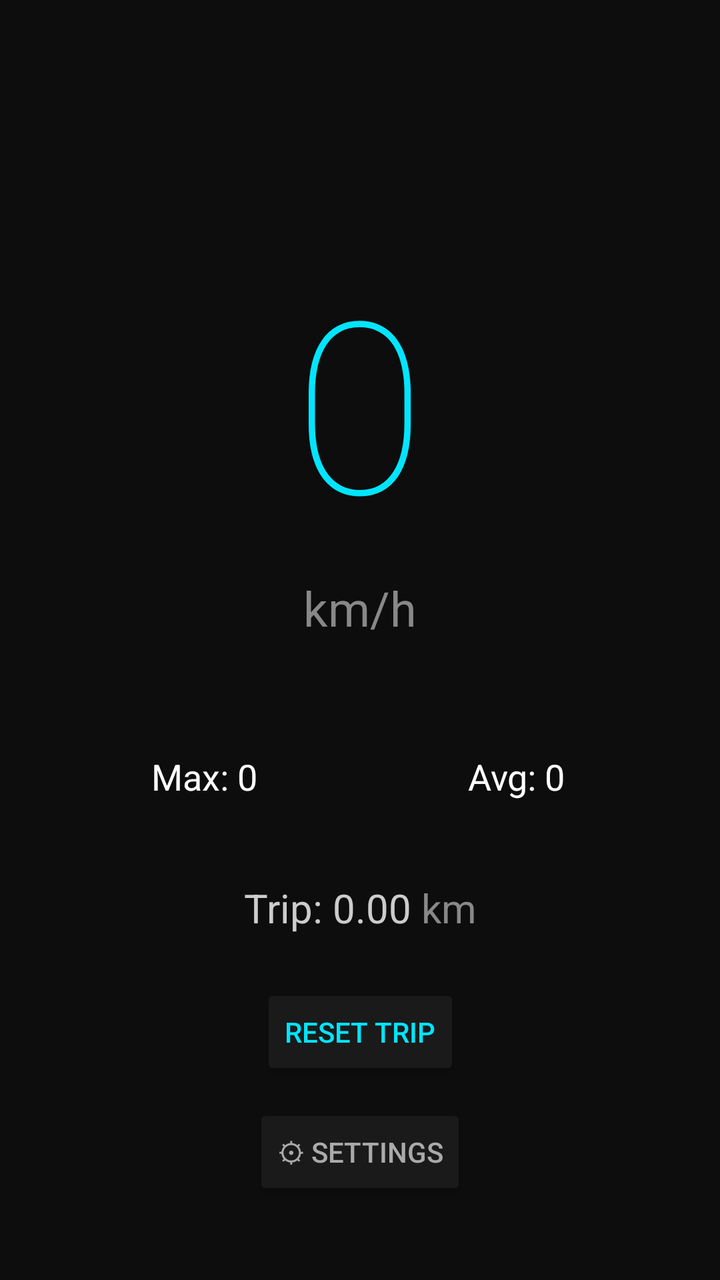
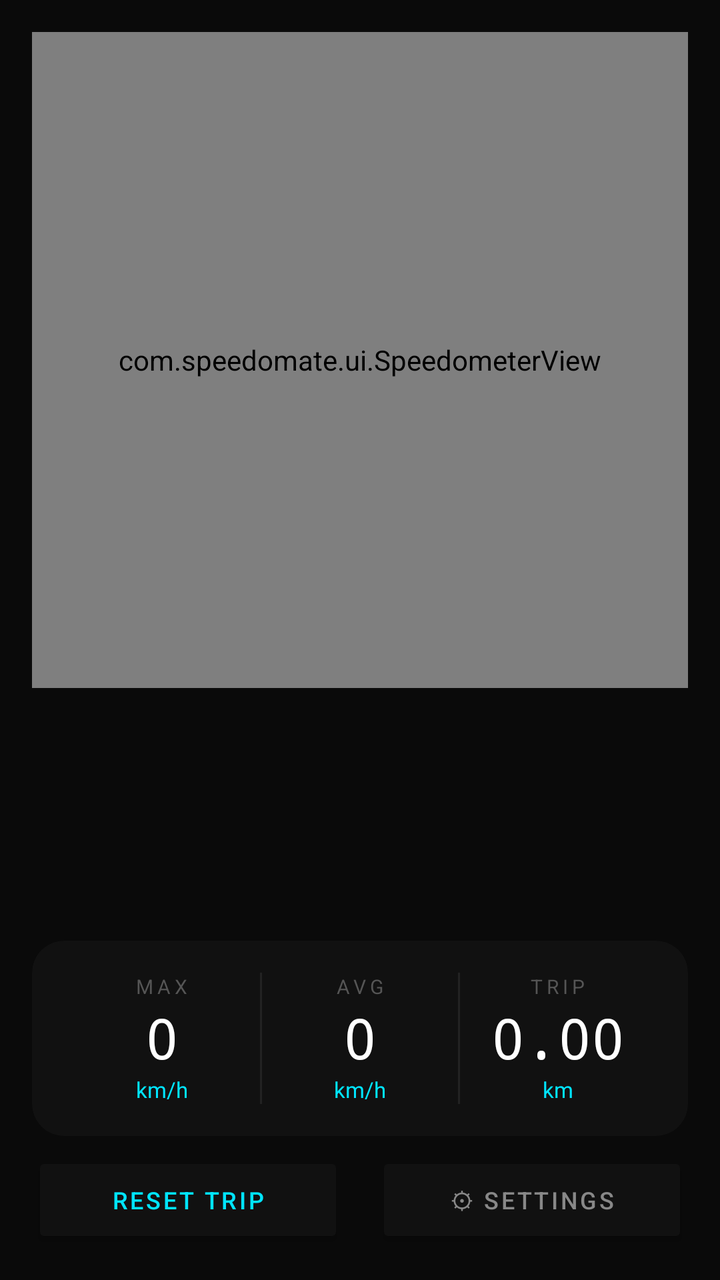

The first picture is an Android layout as it rendered before a commit; the second is the same layout after the commit. The layout source and the unified diff follow.
<!-- AndroidManifest.xml: application theme Theme.AppCompat.DayNight.NoActionBar -->
<!-- res/layout/activity_main.xml -->
<?xml version="1.0" encoding="utf-8"?>
<androidx.constraintlayout.widget.ConstraintLayout
        xmlns:android="http://schemas.android.com/apk/res/android"
        xmlns:app="http://schemas.android.com/apk/res-auto"
        android:layout_width="match_parent"
        android:layout_height="match_parent"
        android:background="#0D0D0D">

    <TextView
            android:id="@+id/tvSpeed"
            android:layout_width="wrap_content"
            android:layout_height="wrap_content"
            android:text="0"
            android:textSize="120sp"
            android:textColor="#00E5FF"
            android:fontFamily="sans-serif-thin"
            app:layout_constraintTop_toTopOf="parent"
            app:layout_constraintStart_toStartOf="parent"
            app:layout_constraintEnd_toEndOf="parent"
            app:layout_constraintBottom_toBottomOf="parent"
            app:layout_constraintVertical_bias="0.25"/>

    <TextView
            android:id="@+id/tvUnit"
            android:layout_width="wrap_content"
            android:layout_height="wrap_content"
            android:text="km/h"
            android:textSize="24sp"
            android:textColor="#888888"
            android:layout_marginTop="8dp"
            app:layout_constraintTop_toBottomOf="@id/tvSpeed"
            app:layout_constraintStart_toStartOf="parent"
            app:layout_constraintEnd_toEndOf="parent"/>

    <LinearLayout
            android:id="@+id/statsRow"
            android:layout_width="match_parent"
            android:layout_height="wrap_content"
            android:orientation="horizontal"
            android:gravity="center"
            android:padding="24dp"
            android:layout_marginTop="32dp"
            app:layout_constraintTop_toBottomOf="@id/tvUnit"
            app:layout_constraintStart_toStartOf="parent"
            app:layout_constraintEnd_toEndOf="parent">

        <TextView
                android:id="@+id/tvMaxSpeed"
                android:layout_width="0dp"
                android:layout_height="wrap_content"
                android:layout_weight="1"
                android:text="Max: 0"
                android:textColor="#FFFFFF"
                android:textSize="18sp"
                android:gravity="center"/>

        <TextView
                android:id="@+id/tvAvgSpeed"
                android:layout_width="0dp"
                android:layout_height="wrap_content"
                android:layout_weight="1"
                android:text="Avg: 0"
                android:textColor="#FFFFFF"
                android:textSize="18sp"
                android:gravity="center"/>

    </LinearLayout>

    <LinearLayout
            android:id="@+id/tripRow"
            android:layout_width="wrap_content"
            android:layout_height="wrap_content"
            android:orientation="horizontal"
            android:layout_marginTop="16dp"
            app:layout_constraintTop_toBottomOf="@id/statsRow"
            app:layout_constraintStart_toStartOf="parent"
            app:layout_constraintEnd_toEndOf="parent">

        <TextView
                android:id="@+id/tvTrip"
                android:layout_width="wrap_content"
                android:layout_height="wrap_content"
                android:text="Trip: 0.00"
                android:textSize="20sp"
                android:textColor="#CCCCCC"/>

        <TextView
                android:id="@+id/tvTripUnit"
                android:layout_width="wrap_content"
                android:layout_height="wrap_content"
                android:text=" km"
                android:textSize="20sp"
                android:textColor="#888888"/>

    </LinearLayout>

    <Button
            android:id="@+id/btnResetTrip"
            android:layout_width="wrap_content"
            android:layout_height="wrap_content"
            android:text="Reset Trip"
            android:backgroundTint="#1A1A1A"
            android:textColor="#00E5FF"
            android:layout_marginBottom="100dp"
            app:layout_constraintBottom_toBottomOf="parent"
            app:layout_constraintStart_toStartOf="parent"
            app:layout_constraintEnd_toEndOf="parent"/>

    <Button
            android:id="@+id/btnSettings"
            android:layout_width="wrap_content"
            android:layout_height="wrap_content"
            android:text="⚙ Settings"
            android:backgroundTint="#1A1A1A"
            android:textColor="#AAAAAA"
            android:layout_marginBottom="40dp"
            app:layout_constraintBottom_toBottomOf="parent"
            app:layout_constraintStart_toStartOf="parent"
            app:layout_constraintEnd_toEndOf="parent"/>

</androidx.constraintlayout.widget.ConstraintLayout>
<!-- resources referenced by this layout -->
<resources>

</resources>

<!-- the commit's change to res/layout/activity_main.xml (unified diff, before → after) -->
@@ -4,118 +4,202 @@
         xmlns:app="http://schemas.android.com/apk/res-auto"
         android:layout_width="match_parent"
         android:layout_height="match_parent"
-        android:background="#0D0D0D">
-
-    <TextView
-            android:id="@+id/tvSpeed"
-            android:layout_width="wrap_content"
-            android:layout_height="wrap_content"
-            android:text="0"
-            android:textSize="120sp"
-            android:textColor="#00E5FF"
-            android:fontFamily="sans-serif-thin"
+        android:background="#0A0A0A">
+
+    
+    <com.speedomate.ui.SpeedometerView
+            android:id="@+id/speedometerView"
+            android:layout_width="0dp"
+            android:layout_height="0dp"
+            android:layout_margin="16dp"
             app:layout_constraintTop_toTopOf="parent"
             app:layout_constraintStart_toStartOf="parent"
             app:layout_constraintEnd_toEndOf="parent"
-            app:layout_constraintBottom_toBottomOf="parent"
-            app:layout_constraintVertical_bias="0.25"/>
-
-    <TextView
-            android:id="@+id/tvUnit"
-            android:layout_width="wrap_content"
+            app:layout_constraintDimensionRatio="1:1"
+            app:layout_constraintVertical_bias="0.0"
+            app:layout_constraintBottom_toTopOf="@id/statsCard"/>
+
+    
+    <androidx.cardview.widget.CardView
+            android:id="@+id/statsCard"
+            android:layout_width="0dp"
             android:layout_height="wrap_content"
-            android:text="km/h"
-            android:textSize="24sp"
-            android:textColor="#888888"
-            android:layout_marginTop="8dp"
-            app:layout_constraintTop_toBottomOf="@id/tvSpeed"
+            android:layout_marginStart="16dp"
+            android:layout_marginEnd="16dp"
+            android:layout_marginBottom="8dp"
+            app:cardBackgroundColor="#111111"
+            app:cardCornerRadius="16dp"
+            app:cardElevation="0dp"
+            app:layout_constraintBottom_toTopOf="@id/btnRow"
             app:layout_constraintStart_toStartOf="parent"
-            app:layout_constraintEnd_toEndOf="parent"/>
-
+            app:layout_constraintEnd_toEndOf="parent">
+
+        <LinearLayout
+                android:layout_width="match_parent"
+                android:layout_height="wrap_content"
+                android:orientation="vertical"
+                android:padding="16dp">
+
+            
+            <LinearLayout
+                    android:layout_width="match_parent"
+                    android:layout_height="wrap_content"
+                    android:orientation="horizontal">
+
+                
+                <LinearLayout
+                        android:layout_width="0dp"
+                        android:layout_height="wrap_content"
+                        android:layout_weight="1"
+                        android:orientation="vertical"
+                        android:gravity="center">
+
+                    <TextView
+                            android:layout_width="wrap_content"
+                            android:layout_height="wrap_content"
+                            android:text="MAX"
+                            android:textSize="10sp"
+                            android:textColor="#555555"
+                            android:letterSpacing="0.2"/>
+
+                    <TextView
+                            android:id="@+id/tvMaxSpeed"
+                            android:layout_width="wrap_content"
+                            android:layout_height="wrap_content"
+                            android:text="0"
+                            android:textSize="28sp"
+                            android:textColor="#FFFFFF"
+                            android:fontFamily="monospace"/>
+
+                    <TextView
+                            android:id="@+id/tvMaxUnit"
+                            android:layout_width="wrap_content"
+                            android:layout_height="wrap_content"
+                            android:text="km/h"
+                            android:textSize="11sp"
+                            android:textColor="#00E5FF"/>
+                </LinearLayout>
+
+                
+                <View
+                        android:layout_width="1dp"
+                        android:layout_height="match_parent"
+                        android:background="#222222"/>
+
+                
+                <LinearLayout
+                        android:layout_width="0dp"
+                        android:layout_height="wrap_content"
+                        android:layout_weight="1"
+                        android:orientation="vertical"
+                        android:gravity="center">
+
+                    <TextView
+                            android:layout_width="wrap_content"
+                            android:layout_height="wrap_content"
+                            android:text="AVG"
+                            android:textSize="10sp"
+                            android:textColor="#555555"
+                            android:letterSpacing="0.2"/>
+
+                    <TextView
+                            android:id="@+id/tvAvgSpeed"
+                            android:layout_width="wrap_content"
+                            android:layout_height="wrap_content"
+                            android:text="0"
+                            android:textSize="28sp"
+                            android:textColor="#FFFFFF"
+                            android:fontFamily="monospace"/>
+
+                    <TextView
+                            android:id="@+id/tvAvgUnit"
+                            android:layout_width="wrap_content"
+                            android:layout_height="wrap_content"
+                            android:text="km/h"
+                            android:textSize="11sp"
+                            android:textColor="#00E5FF"/>
+                </LinearLayout>
+
+                
+                <View
+                        android:layout_width="1dp"
+                        android:layout_height="match_parent"
+                        android:background="#222222"/>
+
+                
+                <LinearLayout
+                        android:layout_width="0dp"
+                        android:layout_height="wrap_content"
+                        android:layout_weight="1"
+                        android:orientation="vertical"
+                        android:gravity="center">
+
+                    <TextView
+                            android:layout_width="wrap_content"
+                            android:layout_height="wrap_content"
+                            android:text="TRIP"
+                            android:textSize="10sp"
+                            android:textColor="#555555"
+                            android:letterSpacing="0.2"/>
+
+                    <TextView
+                            android:id="@+id/tvTrip"
+                            android:layout_width="wrap_content"
+                            android:layout_height="wrap_content"
+                            android:text="0.00"
+                            android:textSize="28sp"
+                            android:textColor="#FFFFFF"
+                            android:fontFamily="monospace"/>
+
+                    <TextView
+                            android:id="@+id/tvTripUnit"
+                            android:layout_width="wrap_content"
+                            android:layout_height="wrap_content"
+                            android:text="km"
+                            android:textSize="11sp"
+                            android:textColor="#00E5FF"/>
+                </LinearLayout>
+            </LinearLayout>
+        </LinearLayout>
+    </androidx.cardview.widget.CardView>
+
+    
     <LinearLayout
-            android:id="@+id/statsRow"
-            android:layout_width="match_parent"
+            android:id="@+id/btnRow"
+            android:layout_width="0dp"
             android:layout_height="wrap_content"
             android:orientation="horizontal"
-            android:gravity="center"
-            android:padding="24dp"
-            android:layout_marginTop="32dp"
-            app:layout_constraintTop_toBottomOf="@id/tvUnit"
+            android:layout_marginStart="16dp"
+            android:layout_marginEnd="16dp"
+            android:layout_marginBottom="16dp"
+            app:layout_constraintBottom_toBottomOf="parent"
             app:layout_constraintStart_toStartOf="parent"
             app:layout_constraintEnd_toEndOf="parent">
 
-        <TextView
-                android:id="@+id/tvMaxSpeed"
+        <Button
+                android:id="@+id/btnResetTrip"
                 android:layout_width="0dp"
-                android:layout_height="wrap_content"
+                android:layout_height="48dp"
                 android:layout_weight="1"
-                android:text="Max: 0"
-                android:textColor="#FFFFFF"
-                android:textSize="18sp"
-                android:gravity="center"/>
-
-        <TextView
-                android:id="@+id/tvAvgSpeed"
+                android:layout_marginEnd="8dp"
+                android:text="RESET TRIP"
+                android:textSize="12sp"
+                android:letterSpacing="0.1"
+                android:backgroundTint="#111111"
+                android:textColor="#00E5FF"/>
+
+        <Button
+                android:id="@+id/btnSettings"
                 android:layout_width="0dp"
-                android:layout_height="wrap_content"
+                android:layout_height="48dp"
                 android:layout_weight="1"
-                android:text="Avg: 0"
-                android:textColor="#FFFFFF"
-                android:textSize="18sp"
-                android:gravity="center"/>
+                android:layout_marginStart="8dp"
+                android:text="⚙ SETTINGS"
+                android:textSize="12sp"
+                android:letterSpacing="0.1"
+                android:backgroundTint="#111111"
+                android:textColor="#888888"/>
 
     </LinearLayout>
 
-    <LinearLayout
-            android:id="@+id/tripRow"
-            android:layout_width="wrap_content"
-            android:layout_height="wrap_content"
-            android:orientation="horizontal"
-            android:layout_marginTop="16dp"
-            app:layout_constraintTop_toBottomOf="@id/statsRow"
-            app:layout_constraintStart_toStartOf="parent"
-            app:layout_constraintEnd_toEndOf="parent">
-
-        <TextView
-                android:id="@+id/tvTrip"
-                android:layout_width="wrap_content"
-                android:layout_height="wrap_content"
-                android:text="Trip: 0.00"
-                android:textSize="20sp"
-                android:textColor="#CCCCCC"/>
-
-        <TextView
-                android:id="@+id/tvTripUnit"
-                android:layout_width="wrap_content"
-                android:layout_height="wrap_content"
-                android:text=" km"
-                android:textSize="20sp"
-                android:textColor="#888888"/>
-
-    </LinearLayout>
-
-    <Button
-            android:id="@+id/btnResetTrip"
-            android:layout_width="wrap_content"
-            android:layout_height="wrap_content"
-            android:text="Reset Trip"
-            android:backgroundTint="#1A1A1A"
-            android:textColor="#00E5FF"
-            android:layout_marginBottom="100dp"
-            app:layout_constraintBottom_toBottomOf="parent"
-            app:layout_constraintStart_toStartOf="parent"
-            app:layout_constraintEnd_toEndOf="parent"/>
-
-    <Button
-            android:id="@+id/btnSettings"
-            android:layout_width="wrap_content"
-            android:layout_height="wrap_content"
-            android:text="⚙ Settings"
-            android:backgroundTint="#1A1A1A"
-            android:textColor="#AAAAAA"
-            android:layout_marginBottom="40dp"
-            app:layout_constraintBottom_toBottomOf="parent"
-            app:layout_constraintStart_toStartOf="parent"
-            app:layout_constraintEnd_toEndOf="parent"/>
-
 </androidx.constraintlayout.widget.ConstraintLayout>
